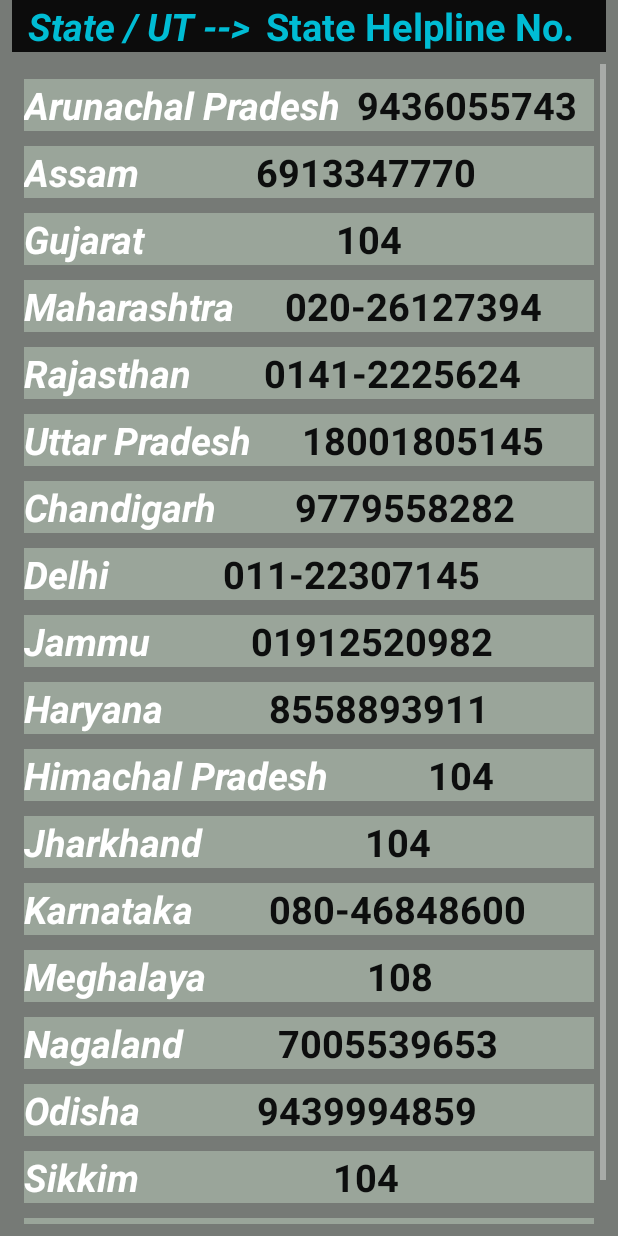
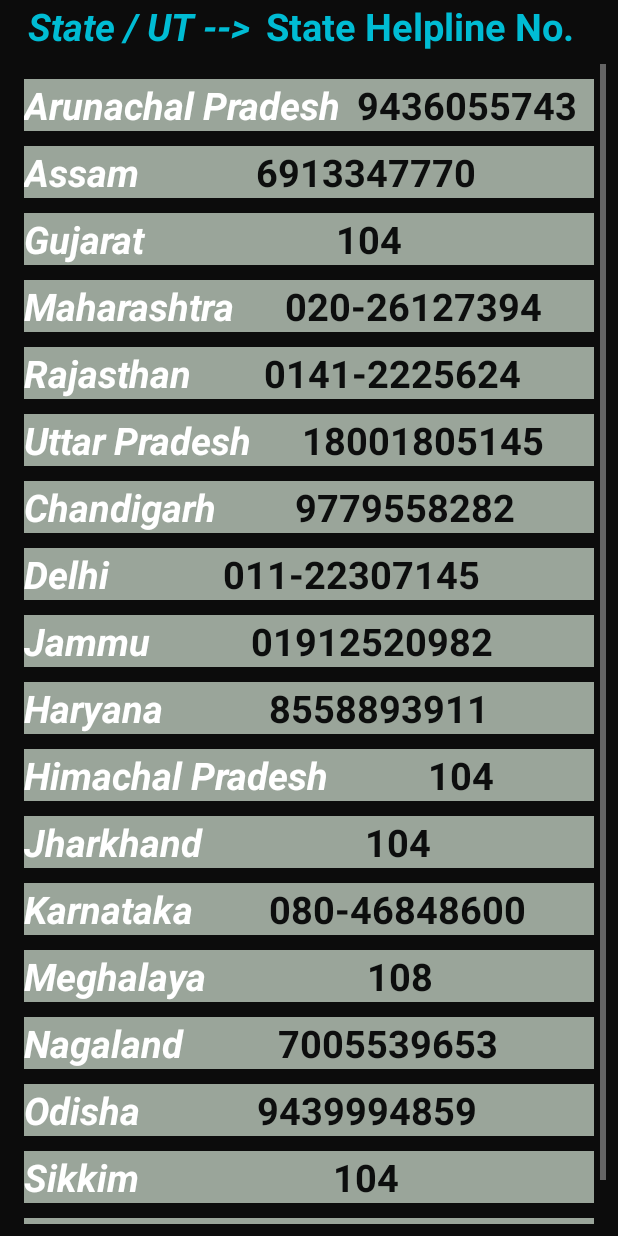
Before and after one commit to shaheen0b111/KotlinAndroidApp, an Android app: the ExploreHelp screen opened directly, with no data from a screen before it, on a phone screen of 412 x 824 dp. Run offline under Robolectric (Android 15) with nearby library versions, the phone set to English and light mode, and no system bars.

Commit message:
chnaged the colors

```diff
--- a/app/src/main/res/layout/help_main.xml
+++ b/app/src/main/res/layout/help_main.xml
@@ -5,7 +5,7 @@
     android:id="@+id/help_constraint_layout"
     android:layout_width="match_parent"
     android:layout_height="match_parent"
-    android:background="@color/colorPrimary">
+    android:background="@color/colorAccent">
 
     <LinearLayout
         android:id="@+id/help_linear_layout2"
@@ -52,7 +52,7 @@
         android:layout_marginTop="8dp"
         android:layout_marginEnd="8dp"
         android:layout_marginBottom="8dp"
-        android:background="@color/colorPrimary"
+        android:background="@color/colorAccent"
         android:fillViewport="true"
         android:scrollbars="vertical"
         app:layout_constraintBottom_toBottomOf="parent"
```
Also changed, not shown: app/src/main/res/layout/precaution_main.xml (+17 -3 lines).
